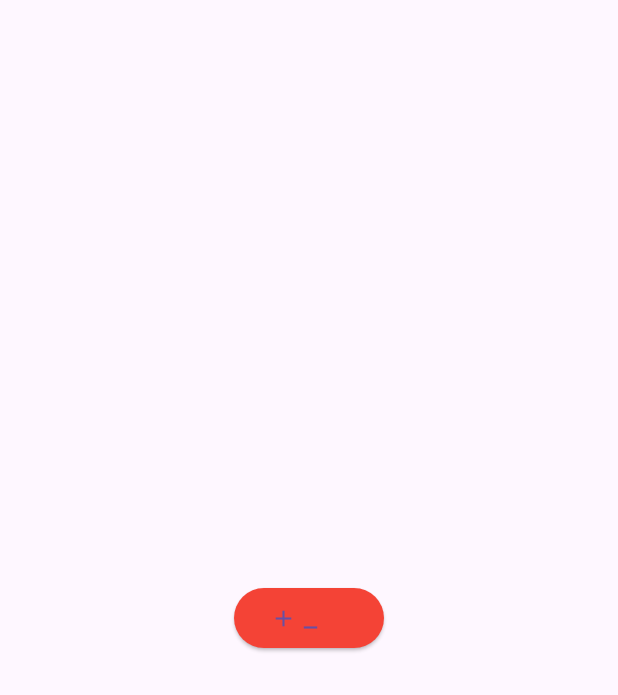
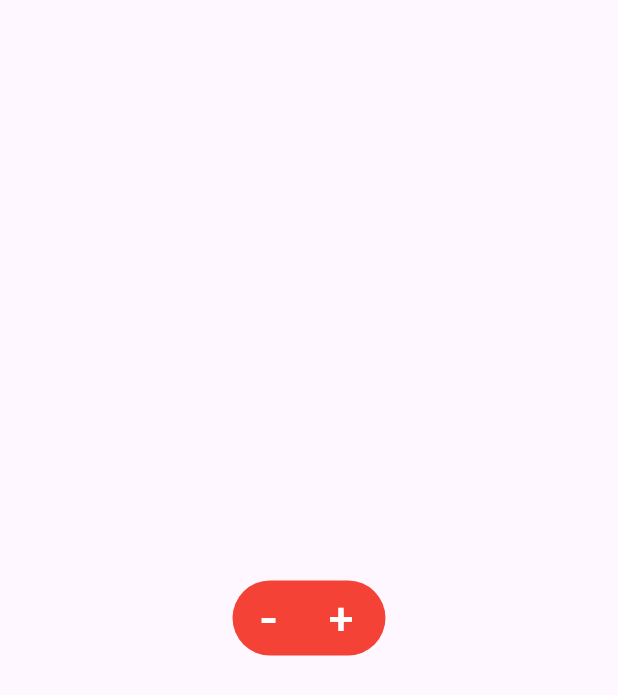
Before and after one commit to armandomm09/rex, a Flutter app: the screen it shows after launch, on a phone screen of 412 x 824 dp. Shown: the top 695 px of the screen. Run offline on Flutter 3.47's test engine with Material 3 defaults, Android fonts, the phone set to English and light mode, and no system bars; our stand-ins replace awesome_snackbar_content, carousel_slider, cloud_firestore, firebase_auth, firebase_core, firebase_storage and 9 more; missing offline and left inert: liquid_pull_refresh, model_viewer_plus, ssh2; accounts and stored records are empty; generated files the repository leaves out were written again; project files that could hold a hidden picture were left out.

Commit message:
material pretty button done

```diff
--- a/lib/components/forms/pretty_counter.dart
+++ b/lib/components/forms/pretty_counter.dart
@@ -16,21 +16,34 @@ class _prettyCounterState extends State<prettyCounter> {
   @override
   Widget build(BuildContext context) {
     return Scaffold(
-      body: Center(
-        child: SizedBox(
-          width: 100,
-          child: ElevatedButton(
-              style: ButtonStyle(
-                  backgroundColor: WidgetStatePropertyAll(Colors.red)),
+        body: Center(
+            child: Container(
+      width: 102,
+      height: 50,
+      decoration: BoxDecoration(
+        borderRadius: BorderRadius.circular(25),
+        color: Colors.red,
+      ),
+      child: Row(
+        children: [
+          MaterialButton(
+              shape: CircleBorder(side: BorderSide(color: Colors.transparent)),
+              minWidth: 3,
               onPressed: () {},
-              child: Row(
-                children: [
-                  Icon(Icons.add),
-                  Icon(Icons.minimize),
-                ],
+              child: Text(
+                '-',
+                style: TextStyle(color: Colors.white, fontSize: 35),
               )),
-        ),
+          MaterialButton(
+              minWidth: 3,
+              shape: CircleBorder(side: BorderSide(color: Colors.transparent)),
+              onPressed: () {},
+              child: Text(
+                '+',
+                style: TextStyle(color: Colors.white, fontSize: 30),
+              )),
+        ],
       ),
-    );
+    )));
   }
 }
--- a/lib/main.dart
+++ b/lib/main.dart
@@ -15,7 +15,7 @@ void main() async {
   runApp(
     ChangeNotifierProvider(
       create: (context) => ThemeProvider(),
-      child: const MyApp(),
+      child: MyApp(),
     ),
   );
 }
```
